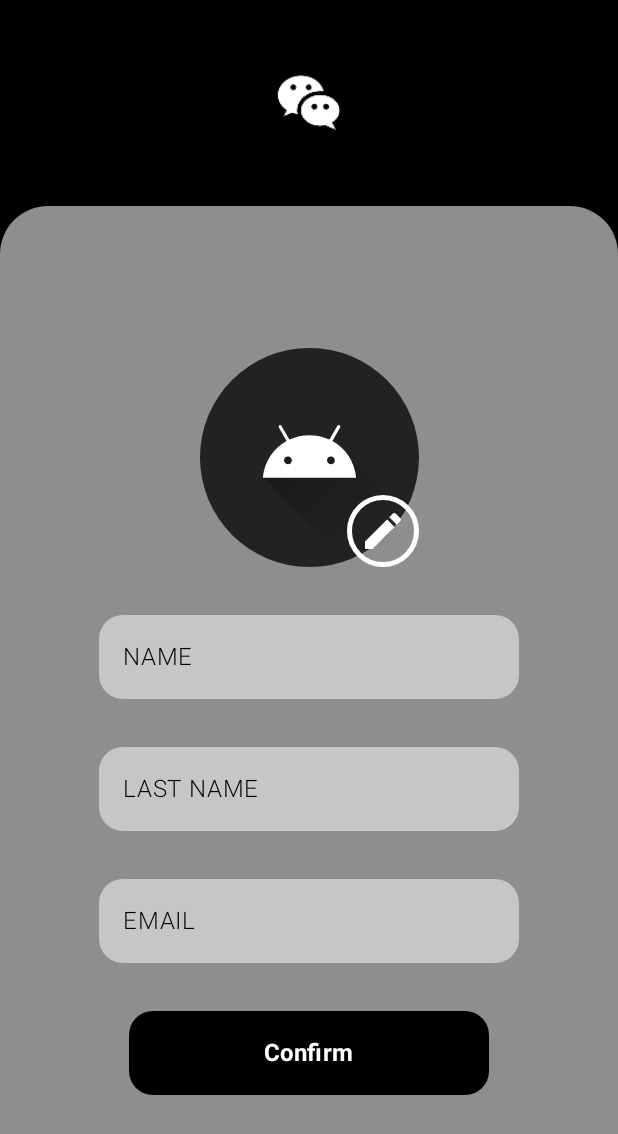
After one commit to BerkayKaramehmetoglu/Chatlek, an Android app built with Jetpack Compose: the @Preview function ProfileScreen, on a phone screen of 412 x 824 dp. The commit adds this screen. Shown: the top 1134 px of the screen. Run offline under Robolectric (Android 15) with nearby library versions, the phone set to English and light mode, and no system bars.

Commit message:
Profile Page & Component Folders

```diff
--- /dev/null
+++ b/app/src/main/java/com/example/chatlek/data/entity/GetFriends.kt
@@ -0,0 +1,8 @@
+package com.example.chatlek.data.entity
+
+import kotlinx.serialization.Serializable
+
+@Serializable
+data class GetFriends(
+    val friends: List<String>
+)
--- a/app/src/main/java/com/example/chatlek/ktor/ApiClient.kt
+++ b/app/src/main/java/com/example/chatlek/ktor/ApiClient.kt
@@ -1,6 +1,7 @@
 package com.example.chatlek.ktor
 
 import com.example.chatlek.data.entity.ApiResponse
+import com.example.chatlek.data.entity.GetFriends
 import com.example.chatlek.data.entity.MessageRequest
 import com.google.firebase.auth.FirebaseAuth
 import io.ktor.client.HttpClient
@@ -14,6 +15,7 @@ import io.ktor.client.plugins.logging.LogLevel
 import io.ktor.client.plugins.logging.Logger
 import io.ktor.client.plugins.logging.Logging
 import io.ktor.client.plugins.logging.SIMPLE
+import io.ktor.client.request.get
 import io.ktor.client.request.header
 import io.ktor.client.request.post
 import io.ktor.client.request.setBody
@@ -66,4 +68,10 @@ class ApiClient {
             setBody(MessageRequest(code = code, userId = user?.uid!!, email = user?.email!!))
         }.body()
     }
+
+    suspend fun getFriends(): List<String> {
+        val id = auth.currentUser!!.uid
+        val response: GetFriends = client.get(urlString = "getFriends/$id").body()
+        return response.friends
+    }
 }
--- a/app/src/main/java/com/example/chatlek/ui/navigation/Screens.kt
+++ b/app/src/main/java/com/example/chatlek/ui/navigation/Screens.kt
@@ -5,4 +5,5 @@ sealed class Screen(val route: String) {
     data object Login : Screen("login")
     data object Register: Screen("register")
     data object Home: Screen("home")
+    data object Profile: Screen("profile")
 }
--- a/app/src/main/java/com/example/chatlek/ui/navigation/SetUpNavHost.kt
+++ b/app/src/main/java/com/example/chatlek/ui/navigation/SetUpNavHost.kt
@@ -8,6 +8,7 @@ import com.example.chatlek.firebase.AuthViewModel
 import com.example.chatlek.ui.screens.home.HomeScreen
 import com.example.chatlek.ui.screens.home.HomeViewModel
 import com.example.chatlek.ui.screens.login.LoginScreen
+import com.example.chatlek.ui.screens.profile.ProfileScreen
 import com.example.chatlek.ui.screens.register.RegisterScreen
 
 @Composable
@@ -33,5 +34,9 @@ fun SetUpNavHost(
                 homeViewModel = homeViewModel
             )
         }
+
+        composable(Screen.Profile.route) {
+            ProfileScreen()
+        }
     }
 }
--- a/app/src/main/java/com/example/chatlek/ui/screens/home/HomeScreen.kt
+++ b/app/src/main/java/com/example/chatlek/ui/screens/home/HomeScreen.kt
@@ -56,7 +56,11 @@ fun HomeScreen(
     Scaffold(
         modifier = Modifier.nestedScroll(scrollBehavior.nestedScrollConnection),
         topBar = {
-            TopBarMedium(authViewModel, scrollBehavior)
+            TopBarMedium(
+                authViewModel = authViewModel,
+                scrollBehavior = scrollBehavior,
+                navHostController = navHostController
+            )
         },
     ) { innerPadding ->
         Box(
--- a/app/src/main/java/com/example/chatlek/ui/screens/home/components/TopBarMedium.kt
+++ b/app/src/main/java/com/example/chatlek/ui/screens/home/components/TopBarMedium.kt
@@ -19,14 +19,17 @@ import androidx.compose.ui.text.style.TextAlign
 import androidx.compose.ui.text.style.TextOverflow
 import androidx.compose.ui.unit.dp
 import androidx.compose.ui.unit.sp
+import androidx.navigation.NavHostController
 import com.example.chatlek.R
 import com.example.chatlek.firebase.AuthViewModel
+import com.example.chatlek.ui.navigation.Screen
 import com.example.chatlek.ui.theme.Black_Out
 import com.example.chatlek.ui.theme.Gray
 
 @OptIn(ExperimentalMaterial3Api::class)
 @Composable
 fun TopBarMedium(
+    navHostController: NavHostController,
     authViewModel: AuthViewModel,
     scrollBehavior: TopAppBarScrollBehavior
 ) {
@@ -49,7 +52,7 @@ fun TopBarMedium(
             )
         },
         navigationIcon = {
-            IconButton(onClick = { /* do something */ }) {
+            IconButton(onClick = { navHostController.navigate(Screen.Profile.route) }) {
                 Icon(
                     modifier = Modifier.size(32.dp),
                     painter = painterResource(R.drawable.outline_account_box_24),
--- a/app/src/main/java/com/example/chatlek/ui/screens/login/LoginScreen.kt
+++ b/app/src/main/java/com/example/chatlek/ui/screens/login/LoginScreen.kt
@@ -31,9 +31,9 @@ import com.example.chatlek.R
 import com.example.chatlek.firebase.AuthState
 import com.example.chatlek.firebase.AuthViewModel
 import com.example.chatlek.ui.navigation.Screen
-import com.example.chatlek.ui.screens.rlcomponents.components.FilledCard
+import com.example.chatlek.ui.screens.rlcomponents.FilledCard
 import com.example.chatlek.ui.theme.Black
-import com.example.chatlek.ui.theme.DarkMatBlue
+import com.example.chatlek.ui.theme.Black_Out
 import com.example.chatlek.ui.theme.White
 
 @Composable
@@ -59,7 +59,7 @@ fun LoginScreen(navHostController: NavHostController, authViewModel: AuthViewMod
     Column(
         modifier = Modifier
             .fillMaxSize()
-            .background(DarkMatBlue)
+            .background(Black_Out)
     ) {
         Column(
             modifier = Modifier
--- /dev/null
+++ b/app/src/main/java/com/example/chatlek/ui/screens/profile/ProfileScreen.kt
@@ -0,0 +1,69 @@
+package com.example.chatlek.ui.screens.profile
+
+import androidx.compose.foundation.background
+import androidx.compose.foundation.layout.Arrangement
+import androidx.compose.foundation.layout.Column
+import androidx.compose.foundation.layout.fillMaxSize
+import androidx.compose.foundation.layout.fillMaxWidth
+import androidx.compose.foundation.layout.size
+import androidx.compose.material3.Icon
+import androidx.compose.runtime.Composable
+import androidx.compose.runtime.getValue
+import androidx.compose.runtime.mutableStateOf
+import androidx.compose.runtime.remember
+import androidx.compose.runtime.setValue
+import androidx.compose.ui.Alignment
+import androidx.compose.ui.Modifier
+import androidx.compose.ui.res.painterResource
+import androidx.compose.ui.text.input.TextFieldValue
+import androidx.compose.ui.tooling.preview.Preview
+import androidx.compose.ui.unit.dp
+import com.example.chatlek.R
+import com.example.chatlek.ui.screens.profile.components.CardFilled
+import com.example.chatlek.ui.theme.Black
+import com.example.chatlek.ui.theme.White
+
+@Preview(showBackground = true)
+@Composable
+fun ProfileScreen() {
+    var name by remember { mutableStateOf(TextFieldValue("")) }
+    var lastname by remember { mutableStateOf(TextFieldValue("")) }
+    var email by remember { mutableStateOf(TextFieldValue("")) }
+
+    Column(
+        modifier = Modifier
+            .fillMaxSize()
+            .background(Black)
+    ) {
+        Column(
+            modifier = Modifier
+                .weight(0.5f)
+                .fillMaxWidth(),
+            verticalArrangement = Arrangement.Center,
+            horizontalAlignment = Alignment.CenterHorizontally
+        ) {
+            Icon(
+                painter = painterResource(R.mipmap.ic_launcher_monochrome),
+                contentDescription = null,
+                modifier = Modifier.size(120.dp),
+                tint = White
+            )
+        }
+
+        Column(
+            modifier = Modifier
+                .weight(2.5f)
+                .fillMaxSize(),
+            horizontalAlignment = Alignment.CenterHorizontally,
+            verticalArrangement = Arrangement.Center
+        ) {
+            CardFilled(
+                name = name,
+                onNameChange = { name = it },
+                lastName = lastname,
+                onLastNameChange = { lastname = it },
+                email = email,
+                onEmailChange = { email = it })
+        }
+    }
+}
--- /dev/null
+++ b/app/src/main/java/com/example/chatlek/ui/screens/profile/components/CardFilled.kt
@@ -0,0 +1,109 @@
+package com.example.chatlek.ui.screens.profile.components
+
+import androidx.compose.foundation.Image
+import androidx.compose.foundation.background
+import androidx.compose.foundation.border
+import androidx.compose.foundation.layout.Arrangement
+import androidx.compose.foundation.layout.Box
+import androidx.compose.foundation.layout.Column
+import androidx.compose.foundation.layout.fillMaxSize
+import androidx.compose.foundation.layout.size
+import androidx.compose.foundation.shape.CircleShape
+import androidx.compose.foundation.shape.RoundedCornerShape
+import androidx.compose.material3.Card
+import androidx.compose.material3.CardDefaults
+import androidx.compose.material3.Icon
+import androidx.compose.material3.IconButton
+import androidx.compose.runtime.Composable
+import androidx.compose.ui.Alignment
+import androidx.compose.ui.Modifier
+import androidx.compose.ui.draw.clip
+import androidx.compose.ui.layout.ContentScale
+import androidx.compose.ui.res.painterResource
+import androidx.compose.ui.res.stringResource
+import androidx.compose.ui.text.input.KeyboardType
+import androidx.compose.ui.text.input.TextFieldValue
+import androidx.compose.ui.unit.dp
+import com.example.chatlek.R
+import com.example.chatlek.ui.theme.Black_Out
+import com.example.chatlek.ui.theme.Gray
+import com.example.chatlek.ui.theme.White
+
+
+@Composable
+fun CardFilled(
+    name: TextFieldValue,
+    onNameChange: (TextFieldValue) -> Unit,
+    lastName: TextFieldValue,
+    onLastNameChange: (TextFieldValue) -> Unit,
+    email: TextFieldValue,
+    onEmailChange: (TextFieldValue) -> Unit,
+) {
+
+    Card(
+        modifier = Modifier.fillMaxSize(),
+        colors = CardDefaults.cardColors(
+            containerColor = Gray,
+        ),
+        shape = RoundedCornerShape(topStart = 32.dp, topEnd = 32.dp)
+    ) {
+        Column(
+            modifier = Modifier
+                .fillMaxSize(),
+            horizontalAlignment = Alignment.CenterHorizontally,
+            verticalArrangement = Arrangement.spacedBy(32.dp, Alignment.CenterVertically)
+        ) {
+
+            Box(
+                modifier = Modifier.size(146.dp)
+            ) {
+                Image(
+                    painter = painterResource(id = R.drawable.ic_launcher_foreground),
+                    contentDescription = null,
+                    contentScale = ContentScale.Crop,
+                    modifier = Modifier
+                        .matchParentSize()
+                        .clip(CircleShape)
+                        .background(Black_Out)
+                )
+
+                IconButton(
+                    modifier = Modifier
+                        .align(Alignment.BottomEnd)
+                        .border(3.dp, White, CircleShape),
+                    onClick = { /*do something */ }
+                ) {
+                    Icon(
+                        modifier = Modifier.size(32.dp),
+                        painter = painterResource(R.drawable.baseline_edit_24),
+                        contentDescription = null,
+                        tint = White
+                    )
+                }
+            }
+
+            FieldsText(
+                value = name,
+                onChange = onNameChange,
+                label = stringResource(R.string.name),
+                keyboardType = KeyboardType.Text
+            )
+
+            FieldsText(
+                value = lastName,
+                onChange = onLastNameChange,
+                label = stringResource(R.string.lastname),
+                keyboardType = KeyboardType.Text
+            )
+
+            FieldsText(
+                value = email,
+                onChange = onEmailChange,
+                label = stringResource(R.string.email),
+                keyboardType = KeyboardType.Email,
+            )
+
+            FilledButton(onClick = {/*do something */ }, string = stringResource(R.string.confirm))
+        }
+    }
+}
--- /dev/null
+++ b/app/src/main/java/com/example/chatlek/ui/screens/profile/components/FieldsText.kt
@@ -0,0 +1,50 @@
+package com.example.chatlek.ui.screens.profile.components
+
+import androidx.compose.foundation.shape.RoundedCornerShape
+import androidx.compose.foundation.text.KeyboardOptions
+import androidx.compose.material3.Text
+import androidx.compose.material3.TextField
+import androidx.compose.material3.TextFieldDefaults
+import androidx.compose.runtime.Composable
+import androidx.compose.ui.graphics.Color
+import androidx.compose.ui.text.font.FontWeight
+import androidx.compose.ui.text.input.KeyboardType
+import androidx.compose.ui.text.input.TextFieldValue
+import androidx.compose.ui.unit.dp
+import com.example.chatlek.ui.theme.Black
+import com.example.chatlek.ui.theme.White
+
+@Composable
+fun FieldsText(
+    value: TextFieldValue,
+    onChange: (TextFieldValue) -> Unit,
+    label: String,
+    keyboardType: KeyboardType,
+    enabled: Boolean = true
+) {
+    TextField(
+        enabled = enabled,
+        singleLine = true,
+        keyboardOptions = KeyboardOptions(
+            keyboardType = keyboardType
+        ),
+        value = value,
+        onValueChange = onChange,
+        label = {
+            Text(
+                text = label,
+                fontWeight = FontWeight.W300,
+                color = Black
+            )
+        },
+        shape = RoundedCornerShape(16.dp),
+        colors = TextFieldDefaults.colors(
+            unfocusedContainerColor = White.copy(alpha = 0.5f),
+            focusedContainerColor = White.copy(alpha = 0.5f),
+            focusedIndicatorColor = Color.Transparent,
+            unfocusedIndicatorColor = Color.Transparent,
+            disabledIndicatorColor = Color.Transparent,
+            //disabledContainerColor = White,
+        )
+    )
+}
--- /dev/null
+++ b/app/src/main/java/com/example/chatlek/ui/screens/profile/components/FilledButton.kt
@@ -0,0 +1,32 @@
+package com.example.chatlek.ui.screens.profile.components
+
+import androidx.compose.foundation.layout.size
+import androidx.compose.foundation.shape.RoundedCornerShape
+import androidx.compose.material3.Button
+import androidx.compose.material3.ButtonDefaults
+import androidx.compose.material3.Text
+import androidx.compose.runtime.Composable
+import androidx.compose.ui.Modifier
+import androidx.compose.ui.text.font.FontWeight
+import androidx.compose.ui.unit.dp
+import androidx.compose.ui.unit.sp
+import com.example.chatlek.ui.theme.Black
+
+
+@Composable
+fun FilledButton(onClick: () -> Unit, string: String) {
+    Button(
+        modifier = Modifier
+            .size(width = 240.dp, height = 56.dp),
+        onClick = { onClick() },
+        colors = ButtonDefaults.buttonColors(Black),
+        shape = RoundedCornerShape(16.dp)
+    )
+    {
+        Text(
+            text = string,
+            fontSize = 16.sp,
+            fontWeight = FontWeight.Bold
+        )
+    }
+}
--- a/app/src/main/java/com/example/chatlek/ui/screens/register/RegisterScreen.kt
+++ b/app/src/main/java/com/example/chatlek/ui/screens/register/RegisterScreen.kt
@@ -27,8 +27,8 @@ import com.example.chatlek.R
 import com.example.chatlek.firebase.AuthState
 import com.example.chatlek.firebase.AuthViewModel
 import com.example.chatlek.ui.navigation.Screen
-import com.example.chatlek.ui.screens.rlcomponents.components.FilledCard
-import com.example.chatlek.ui.theme.DarkMatBlue
+import com.example.chatlek.ui.screens.rlcomponents.FilledCard
+import com.example.chatlek.ui.theme.Black_Out
 import com.example.chatlek.ui.theme.White
 
 @Composable
@@ -54,7 +54,7 @@ fun RegisterScreen(navHostController: NavHostController, authViewModel: AuthView
     Column(
         modifier = Modifier
             .fillMaxSize()
-            .background(DarkMatBlue)
+            .background(Black_Out)
     ) {
         Column(
             modifier = Modifier
--- a/app/src/main/java/com/example/chatlek/ui/screens/rlcomponents/components/ButtonText.kt
+++ b/app/src/main/java/com/example/chatlek/ui/screens/rlcomponents/ButtonText.kt
@@ -1,4 +1,4 @@
-package com.example.chatlek.ui.screens.rlcomponents.components
+package com.example.chatlek.ui.screens.rlcomponents
 
 import androidx.compose.material3.Text
 import androidx.compose.material3.TextButton
--- a/app/src/main/java/com/example/chatlek/ui/screens/rlcomponents/components/FilledButton.kt
+++ b/app/src/main/java/com/example/chatlek/ui/screens/rlcomponents/FilledButton.kt
@@ -1,4 +1,4 @@
-package com.example.chatlek.ui.screens.rlcomponents.components
+package com.example.chatlek.ui.screens.rlcomponents
 
 import androidx.compose.foundation.layout.padding
 import androidx.compose.foundation.layout.size
--- a/app/src/main/java/com/example/chatlek/ui/screens/rlcomponents/components/FilledCard.kt
+++ b/app/src/main/java/com/example/chatlek/ui/screens/rlcomponents/FilledCard.kt
@@ -1,4 +1,4 @@
-package com.example.chatlek.ui.screens.rlcomponents.components
+package com.example.chatlek.ui.screens.rlcomponents
 
 import androidx.compose.foundation.layout.Arrangement
 import androidx.compose.foundation.layout.Column
--- a/app/src/main/java/com/example/chatlek/ui/theme/Color.kt
+++ b/app/src/main/java/com/example/chatlek/ui/theme/Color.kt
@@ -10,7 +10,6 @@ val Purple40 = Color(0xFF6650a4)
 val PurpleGrey40 = Color(0xFF625b71)
 val Pink40 = Color(0xFF7D5260)
 
-val DarkMatBlue = Color(0xFF2a364e)
 val White = Color(0xFFffffff)
 val Black = Color(0xFF000000)
 val Gray = Color(0xFF8f8e8e)
--- /dev/null
+++ b/app/src/main/res/drawable/baseline_edit_24.xml
@@ -0,0 +1,5 @@
+<vector xmlns:android="http://schemas.android.com/apk/res/android" android:height="24dp" android:tint="#FFFFFF" android:viewportHeight="24" android:viewportWidth="24" android:width="24dp">
+
+    <path android:fillColor="@android:color/white" android:pathData="M3,17.25V21h3.75L17.81,9.94l-3.75,-3.75L3,17.25zM20.71,7.04c0.39,-0.39 0.39,-1.02 0,-1.41l-2.34,-2.34c-0.39,-0.39 -1.02,-0.39 -1.41,0l-1.83,1.83 3.75,3.75 1.83,-1.83z"/>
+
+</vector>
--- a/app/src/main/res/values/strings.xml
+++ b/app/src/main/res/values/strings.xml
@@ -8,7 +8,8 @@
     <string name="already_registered_log_in_here.">Already Registered? Log in here.</string>
     <string name="signup">Signup !</string>
     <string name="email">EMAIL</string>
-    <string name="username">NAME</string>
+    <string name="name">NAME</string>
+    <string name="lastname">LAST NAME</string>
     <string name="password">PASSWORD</string>
     <string name="code">Friends Code</string>
     <string name="add_friends">Add Friends</string>
@@ -16,4 +17,6 @@
     <string name="cancel">Cancel</string>
     <string name="dont_add_yourself">You can\'t add yourself</string>
     <string name="create_your_friends_code">Click to create a FriendsCode</string>
+    <string name="confirm">Confirm</string>
+    <string name="edit_profile">Edit Profile</string>
 </resources>
```
